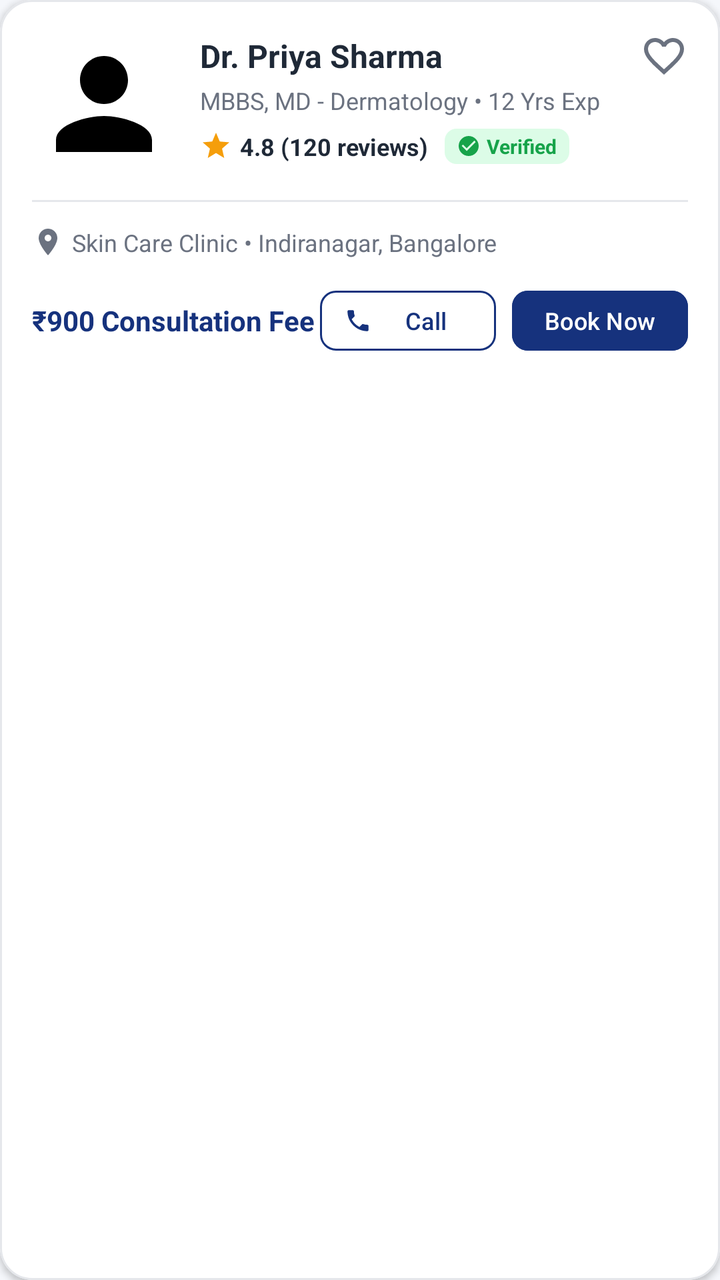
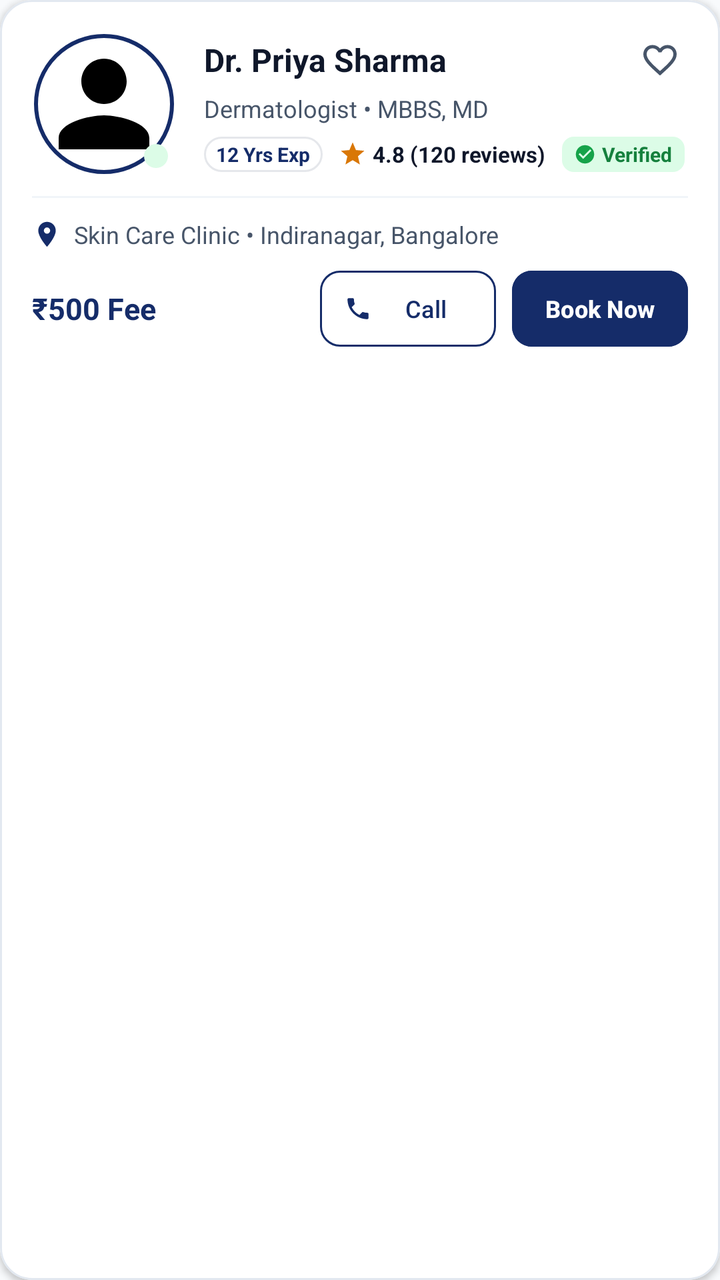

An Android layout rendered at two revisions. The XML below is the earlier revision; the diff shows what the commit changed to produce the second picture.
<!-- AndroidManifest.xml: application theme Theme.CareWell -->
<!-- res/layout/item_doctor_card.xml -->
<?xml version="1.0" encoding="utf-8"?>
<com.google.android.material.card.MaterialCardView xmlns:android="http://schemas.android.com/apk/res/android"
    xmlns:app="http://schemas.android.com/apk/res-auto"
    android:layout_width="match_parent"
    android:layout_height="wrap_content"
    android:layout_marginHorizontal="16dp"
    android:layout_marginVertical="8dp"
    app:cardCornerRadius="16dp"
    app:cardElevation="2dp"
    app:strokeColor="@color/card_stroke"
    app:strokeWidth="1dp"
    app:cardBackgroundColor="@color/surface_white">

    <LinearLayout
        android:layout_width="match_parent"
        android:layout_height="wrap_content"
        android:orientation="vertical"
        android:padding="16dp">

        <LinearLayout
            android:layout_width="match_parent"
            android:layout_height="wrap_content"
            android:orientation="horizontal">

            <com.google.android.material.imageview.ShapeableImageView
                android:id="@+id/iv_doctor"
                android:layout_width="72dp"
                android:layout_height="72dp"
                android:scaleType="centerCrop"
                android:src="@drawable/ic_user"
                app:shapeAppearanceOverlay="@style/ShapeAppearanceOverlay.App.Corner8dp"
                android:contentDescription="Doctor Image" />

            <LinearLayout
                android:layout_width="0dp"
                android:layout_height="wrap_content"
                android:layout_weight="1"
                android:layout_marginStart="12dp"
                android:orientation="vertical">

                <LinearLayout
                    android:layout_width="match_parent"
                    android:layout_height="wrap_content"
                    android:gravity="center_vertical"
                    android:orientation="horizontal">

                    <TextView
                        android:id="@+id/tv_doctor_name"
                        android:layout_width="0dp"
                        android:layout_height="wrap_content"
                        android:layout_weight="1"
                        android:text="Dr. Priya Sharma"
                        android:textColor="@color/text_primary"
                        android:textSize="16sp"
                        android:textStyle="bold" />

                    <ImageView
                        android:id="@+id/iv_favorite"
                        android:layout_width="24dp"
                        android:layout_height="24dp"
                        android:src="@drawable/ic_heart"
                        app:tint="@color/text_secondary"
                        android:contentDescription="Favorite icon" />
                </LinearLayout>

                <TextView
                    android:id="@+id/tv_qualification"
                    android:layout_width="wrap_content"
                    android:layout_height="wrap_content"
                    android:layout_marginTop="2dp"
                    android:text="MBBS, MD - Dermatology • 12 Yrs Exp"
                    android:textColor="@color/text_secondary"
                    android:textSize="12sp" />

                <LinearLayout
                    android:layout_width="match_parent"
                    android:layout_height="wrap_content"
                    android:layout_marginTop="6dp"
                    android:gravity="center_vertical"
                    android:orientation="horizontal">

                    <ImageView
                        android:layout_width="16dp"
                        android:layout_height="16dp"
                        android:src="@drawable/ic_star"
                        android:contentDescription="Rating star" />

                    <TextView
                        android:id="@+id/tv_rating"
                        android:layout_width="wrap_content"
                        android:layout_height="wrap_content"
                        android:layout_marginStart="4dp"
                        android:text="4.8 (120 reviews)"
                        android:textColor="@color/text_primary"
                        android:textSize="12sp"
                        android:textStyle="bold" />

                    <LinearLayout
                        android:id="@+id/ll_verified"
                        android:layout_width="wrap_content"
                        android:layout_height="wrap_content"
                        android:layout_marginStart="8dp"
                        android:background="@drawable/bg_badge_verified"
                        android:paddingHorizontal="6dp"
                        android:paddingVertical="2dp"
                        android:gravity="center_vertical">

                        <ImageView
                            android:layout_width="12dp"
                            android:layout_height="12dp"
                            android:src="@drawable/ic_verified" />

                        <TextView
                            android:layout_width="wrap_content"
                            android:layout_height="wrap_content"
                            android:layout_marginStart="3dp"
                            android:text="Verified"
                            android:textColor="@color/success_green"
                            android:textSize="10sp"
                            android:textStyle="bold" />
                    </LinearLayout>
                </LinearLayout>

            </LinearLayout>

        </LinearLayout>

        <View
            android:layout_width="match_parent"
            android:layout_height="1dp"
            android:layout_marginVertical="12dp"
            android:background="@color/divider" />

        <LinearLayout
            android:layout_width="match_parent"
            android:layout_height="wrap_content"
            android:gravity="center_vertical"
            android:orientation="horizontal">

            <ImageView
                android:layout_width="16dp"
                android:layout_height="16dp"
                android:src="@drawable/ic_location"
                app:tint="@color/text_secondary"
                android:contentDescription="Location icon" />

            <TextView
                android:id="@+id/tv_clinic_location"
                android:layout_width="0dp"
                android:layout_height="wrap_content"
                android:layout_weight="1"
                android:layout_marginStart="4dp"
                android:text="Skin Care Clinic • Indiranagar, Bangalore"
                android:textColor="@color/text_secondary"
                android:textSize="12sp"
                android:maxLines="1"
                android:ellipsize="end" />
        </LinearLayout>

        <LinearLayout
            android:layout_width="match_parent"
            android:layout_height="wrap_content"
            android:layout_marginTop="12dp"
            android:gravity="center_vertical"
            android:orientation="horizontal">

            <TextView
                android:id="@+id/tv_fee"
                android:layout_width="0dp"
                android:layout_height="wrap_content"
                android:layout_weight="1"
                android:text="₹900 Consultation Fee"
                android:textColor="@color/primary"
                android:textSize="14sp"
                android:textStyle="bold" />

            <com.google.android.material.button.MaterialButton
                android:id="@+id/btn_call"
                style="@style/Widget.Material3.Button.OutlinedButton"
                android:layout_width="wrap_content"
                android:layout_height="38dp"
                android:layout_marginEnd="8dp"
                android:text="Call"
                android:textColor="@color/primary"
                android:textSize="12sp"
                app:strokeColor="@color/primary"
                app:strokeWidth="1dp"
                app:cornerRadius="8dp"
                app:icon="@drawable/ic_phone"
                app:iconSize="14dp"
                app:iconTint="@color/primary"
                android:paddingHorizontal="12dp" />

            <com.google.android.material.button.MaterialButton
                android:id="@+id/btn_book_now"
                android:layout_width="wrap_content"
                android:layout_height="38dp"
                android:backgroundTint="@color/primary"
                android:text="Book Now"
                android:textColor="@color/white"
                android:textSize="12sp"
                app:cornerRadius="8dp"
                android:paddingHorizontal="12dp" />
        </LinearLayout>

    </LinearLayout>

</com.google.android.material.card.MaterialCardView>
<!-- resources referenced by this layout -->
<resources>
  <color name="card_stroke">#E5E7EB</color>
  <color name="divider">#E5E7EB</color>
  <color name="primary">#16327D</color>
  <color name="success_green">#16A34A</color>
  <color name="surface_white">#FFFFFF</color>
  <color name="text_primary">#1F2937</color>
  <color name="text_secondary">#6B7280</color>
  <color name="white">#FFFFFF</color>
  <!-- drawable bg_badge_verified (drawable) -->
  <?xml version="1.0" encoding="utf-8"?>
  <shape xmlns:android="http://schemas.android.com/apk/res/android"
      android:shape="rectangle">
      <solid android:color="#DCFCE7" />
      <corners android:radius="6dp" />
  </shape>
  <!-- drawable ic_star (drawable) -->
  <vector xmlns:android="http://schemas.android.com/apk/res/android"
      android:width="24dp"
      android:height="24dp"
      android:viewportWidth="24"
      android:viewportHeight="24">
      <path
          android:fillColor="#F59E0B"
          android:pathData="M12,17.27L18.18,21l-1.64,-7.03L22,9.24l-7.19,-0.61L12,2 9.19,8.63 2,9.24l5.46,4.73L5.82,21z"/>
  </vector>
  <!-- drawable ic_user (drawable) -->
  <vector xmlns:android="http://schemas.android.com/apk/res/android"
      android:width="24dp"
      android:height="24dp"
      android:viewportWidth="24"
      android:viewportHeight="24">
      <path
          android:fillColor="#FF000000"
          android:pathData="M12,12c2.21,0 4,-1.79 4,-4s-1.79,-4 -4,-4 -4,1.79 -4,4 1.79,4 4,4zm0,2c-2.67,0 -8,1.34 -8,4v2h16v-2c0,-2.66 -5.33,-4 -8,-4z"/>
  </vector>
  <!-- drawable ic_verified (drawable) -->
  <vector xmlns:android="http://schemas.android.com/apk/res/android"
      android:width="24dp"
      android:height="24dp"
      android:viewportWidth="24"
      android:viewportHeight="24">
      <path
          android:fillColor="#16A34A"
          android:pathData="M12,2C6.48,2 2,6.48 2,12s4.48,10 10,10 10,-4.48 10,-10S17.52,2 12,2zm-2,15l-5,-5 1.41,-1.41L10,14.17l7.59,-7.59L19,8l-9,9z"/>
  </vector>
  <style name="ShapeAppearanceOverlay.App.Corner8dp" parent="">
          <item name="cornerSize">8dp</item>
      </style>
  <style name="Theme.CareWell" parent="Base.Theme.CareWell" />
  <style name="Base.Theme.CareWell" parent="Theme.Material3.Light.NoActionBar">
          <item name="colorPrimary">@color/primary</item>
          <item name="colorPrimaryVariant">@color/primary_dark</item>
          <item name="colorOnPrimary">@color/white</item>
          <item name="colorSecondary">@color/secondary</item>
          <item name="colorSecondaryVariant">@color/secondary</item>
          <item name="colorOnSecondary">@color/white</item>
          <item name="android:statusBarColor">@color/white</item>
          <item name="android:windowLightStatusBar">true</item>
          <item name="android:windowBackground">@color/background_light</item>
      </style>
  <color name="primary_dark">#0F2359</color>
  <color name="secondary">#3B82F6</color>
  <color name="background_light">#F5F7FB</color>
  <!-- unchanged entries left out for length: 3 -->
</resources>

<!-- the commit's change to res/layout/item_doctor_card.xml (unified diff, before → after) -->
@@ -5,11 +5,11 @@
     android:layout_height="wrap_content"
     android:layout_marginHorizontal="16dp"
     android:layout_marginVertical="8dp"
+    app:cardBackgroundColor="@color/surface_white"
     app:cardCornerRadius="16dp"
     app:cardElevation="2dp"
     app:strokeColor="@color/card_stroke"
-    app:strokeWidth="1dp"
-    app:cardBackgroundColor="@color/surface_white">
+    app:strokeWidth="1dp">
 
     <LinearLayout
         android:layout_width="match_parent"
@@ -22,20 +22,38 @@
             android:layout_height="wrap_content"
             android:orientation="horizontal">
 
-            <com.google.android.material.imageview.ShapeableImageView
-                android:id="@+id/iv_doctor"
-                android:layout_width="72dp"
-                android:layout_height="72dp"
-                android:scaleType="centerCrop"
-                android:src="@drawable/ic_user"
-                app:shapeAppearanceOverlay="@style/ShapeAppearanceOverlay.App.Corner8dp"
-                android:contentDescription="Doctor Image" />
+            <FrameLayout
+                android:layout_width="wrap_content"
+                android:layout_height="wrap_content">
+
+                <com.google.android.material.imageview.ShapeableImageView
+                    android:id="@+id/iv_doctor"
+                    android:layout_width="72dp"
+                    android:layout_height="72dp"
+                    android:contentDescription="Doctor Image"
+                    android:padding="2dp"
+                    android:scaleType="centerCrop"
+                    android:src="@drawable/ic_user"
+                    app:shapeAppearanceOverlay="@style/ShapeAppearanceOverlay.App.Circle"
+                    app:strokeColor="@color/primary"
+                    app:strokeWidth="2dp" />
+
+                
+                <View
+                    android:id="@+id/view_online_status"
+                    android:layout_width="12dp"
+                    android:layout_height="12dp"
+                    android:layout_gravity="bottom|end"
+                    android:layout_marginEnd="4dp"
+                    android:layout_marginBottom="4dp"
+                    android:background="@drawable/bg_badge_verified" />
+            </FrameLayout>
 
             <LinearLayout
                 android:layout_width="0dp"
                 android:layout_height="wrap_content"
+                android:layout_marginStart="14dp"
                 android:layout_weight="1"
-                android:layout_marginStart="12dp"
                 android:orientation="vertical">
 
                 <LinearLayout
@@ -49,6 +67,8 @@
                         android:layout_width="0dp"
                         android:layout_height="wrap_content"
                         android:layout_weight="1"
+                        android:ellipsize="end"
+                        android:maxLines="1"
                         android:text="Dr. Priya Sharma"
                         android:textColor="@color/text_primary"
                         android:textSize="16sp"
@@ -56,11 +76,15 @@
 
                     <ImageView
                         android:id="@+id/iv_favorite"
-                        android:layout_width="24dp"
-                        android:layout_height="24dp"
+                        android:layout_width="28dp"
+                        android:layout_height="28dp"
+                        android:background="?attr/selectableItemBackgroundBorderless"
+                        android:clickable="true"
+                        android:contentDescription="Favorite icon"
+                        android:focusable="true"
+                        android:padding="4dp"
                         android:src="@drawable/ic_heart"
-                        app:tint="@color/text_secondary"
-                        android:contentDescription="Favorite icon" />
+                        app:tint="@color/text_secondary" />
                 </LinearLayout>
 
                 <TextView
@@ -68,7 +92,9 @@
                     android:layout_width="wrap_content"
                     android:layout_height="wrap_content"
                     android:layout_marginTop="2dp"
-                    android:text="MBBS, MD - Dermatology • 12 Yrs Exp"
+                    android:ellipsize="end"
+                    android:maxLines="1"
+                    android:text="Dermatologist • MBBS, MD"
                     android:textColor="@color/text_secondary"
                     android:textSize="12sp" />
 
@@ -79,21 +105,42 @@
                     android:gravity="center_vertical"
                     android:orientation="horizontal">
 
-                    <ImageView
-                        android:layout_width="16dp"
-                        android:layout_height="16dp"
-                        android:src="@drawable/ic_star"
-                        android:contentDescription="Rating star" />
-
+                    
                     <TextView
-                        android:id="@+id/tv_rating"
+                        android:id="@+id/tv_experience"
                         android:layout_width="wrap_content"
                         android:layout_height="wrap_content"
-                        android:layout_marginStart="4dp"
-                        android:text="4.8 (120 reviews)"
-                        android:textColor="@color/text_primary"
-                        android:textSize="12sp"
+                        android:background="@drawable/bg_search_field_elevated"
+                        android:paddingHorizontal="6dp"
+                        android:paddingVertical="2dp"
+                        android:text="12 Yrs Exp"
+                        android:textColor="@color/primary"
+                        android:textSize="10sp"
                         android:textStyle="bold" />
+
+                    <LinearLayout
+                        android:layout_width="wrap_content"
+                        android:layout_height="wrap_content"
+                        android:layout_marginStart="8dp"
+                        android:gravity="center_vertical">
+
+                        <ImageView
+                            android:layout_width="14dp"
+                            android:layout_height="14dp"
+                            android:contentDescription="Rating star"
+                            android:src="@drawable/ic_star"
+                            app:tint="@color/warning_yellow" />
+
+                        <TextView
+                            android:id="@+id/tv_rating"
+                            android:layout_width="wrap_content"
+                            android:layout_height="wrap_content"
+                            android:layout_marginStart="3dp"
+                            android:text="4.8 (120 reviews)"
+                            android:textColor="@color/text_primary"
+                            android:textSize="11sp"
+                            android:textStyle="bold" />
+                    </LinearLayout>
 
                     <LinearLayout
                         android:id="@+id/ll_verified"
@@ -101,13 +148,13 @@
                         android:layout_height="wrap_content"
                         android:layout_marginStart="8dp"
                         android:background="@drawable/bg_badge_verified"
+                        android:gravity="center_vertical"
                         android:paddingHorizontal="6dp"
-                        android:paddingVertical="2dp"
-                        android:gravity="center_vertical">
+                        android:paddingVertical="2dp">
 
                         <ImageView
-                            android:layout_width="12dp"
-                            android:layout_height="12dp"
+                            android:layout_width="11dp"
+                            android:layout_height="11dp"
                             android:src="@drawable/ic_verified" />
 
                         <TextView
@@ -128,7 +175,7 @@
         <View
             android:layout_width="match_parent"
             android:layout_height="1dp"
-            android:layout_marginVertical="12dp"
+            android:layout_marginVertical="10dp"
             android:background="@color/divider" />
 
         <LinearLayout
@@ -138,29 +185,29 @@
             android:orientation="horizontal">
 
             <ImageView
-                android:layout_width="16dp"
-                android:layout_height="16dp"
+                android:layout_width="15dp"
+                android:layout_height="15dp"
+                android:contentDescription="Location icon"
                 android:src="@drawable/ic_location"
-                app:tint="@color/text_secondary"
-                android:contentDescription="Location icon" />
+                app:tint="@color/primary" />
 
             <TextView
                 android:id="@+id/tv_clinic_location"
                 android:layout_width="0dp"
                 android:layout_height="wrap_content"
+                android:layout_marginStart="6dp"
                 android:layout_weight="1"
-                android:layout_marginStart="4dp"
+                android:ellipsize="end"
+                android:maxLines="1"
                 android:text="Skin Care Clinic • Indiranagar, Bangalore"
                 android:textColor="@color/text_secondary"
-                android:textSize="12sp"
-                android:maxLines="1"
-                android:ellipsize="end" />
+                android:textSize="12sp" />
         </LinearLayout>
 
         <LinearLayout
             android:layout_width="match_parent"
             android:layout_height="wrap_content"
-            android:layout_marginTop="12dp"
+            android:layout_marginTop="10dp"
             android:gravity="center_vertical"
             android:orientation="horizontal">
 
@@ -169,9 +216,9 @@
                 android:layout_width="0dp"
                 android:layout_height="wrap_content"
                 android:layout_weight="1"
-                android:text="₹900 Consultation Fee"
+                android:text="₹500 Fee"
                 android:textColor="@color/primary"
-                android:textSize="14sp"
+                android:textSize="15sp"
                 android:textStyle="bold" />
 
             <com.google.android.material.button.MaterialButton
@@ -180,27 +227,32 @@
                 android:layout_width="wrap_content"
                 android:layout_height="38dp"
                 android:layout_marginEnd="8dp"
+                android:insetTop="0dp"
+                android:insetBottom="0dp"
+                android:paddingHorizontal="12dp"
                 android:text="Call"
                 android:textColor="@color/primary"
                 android:textSize="12sp"
-                app:strokeColor="@color/primary"
-                app:strokeWidth="1dp"
-                app:cornerRadius="8dp"
+                app:cornerRadius="10dp"
                 app:icon="@drawable/ic_phone"
                 app:iconSize="14dp"
                 app:iconTint="@color/primary"
-                android:paddingHorizontal="12dp" />
+                app:strokeColor="@color/primary"
+                app:strokeWidth="1dp" />
 
             <com.google.android.material.button.MaterialButton
                 android:id="@+id/btn_book_now"
                 android:layout_width="wrap_content"
                 android:layout_height="38dp"
                 android:backgroundTint="@color/primary"
+                android:insetTop="0dp"
+                android:insetBottom="0dp"
+                android:paddingHorizontal="14dp"
                 android:text="Book Now"
                 android:textColor="@color/white"
                 android:textSize="12sp"
-                app:cornerRadius="8dp"
-                android:paddingHorizontal="12dp" />
+                android:textStyle="bold"
+                app:cornerRadius="10dp" />
         </LinearLayout>
 
     </LinearLayout>
<!-- resource entries referenced after the edit -->
@@ -1,12 +1,13 @@
 <!-- resources referenced by this layout -->
 <resources>
-  <color name="card_stroke">#E5E7EB</color>
-  <color name="divider">#E5E7EB</color>
-  <color name="primary">#16327D</color>
-  <color name="success_green">#16A34A</color>
+  <color name="card_stroke">#E2E8F0</color>
+  <color name="divider">#F1F5F9</color>
+  <color name="primary">#152C69</color>
+  <color name="success_green">#15803D</color>
   <color name="surface_white">#FFFFFF</color>
-  <color name="text_primary">#1F2937</color>
-  <color name="text_secondary">#6B7280</color>
+  <color name="text_primary">#0F172A</color>
+  <color name="text_secondary">#475569</color>
+  <color name="warning_yellow">#D97706</color>
   <color name="white">#FFFFFF</color>
   <!-- drawable bg_badge_verified (drawable) -->
   <?xml version="1.0" encoding="utf-8"?>
@@ -14,6 +15,16 @@
       android:shape="rectangle">
       <solid android:color="#DCFCE7" />
       <corners android:radius="6dp" />
+  </shape>
+  <!-- drawable bg_search_field_elevated (drawable) -->
+  <?xml version="1.0" encoding="utf-8"?>
+  <shape xmlns:android="http://schemas.android.com/apk/res/android"
+      android:shape="rectangle">
+      <solid android:color="#FFFFFF" />
+      <corners android:radius="16dp" />
+      <stroke
+          android:width="1dp"
+          android:color="#E5E7EB" />
   </shape>
   <!-- drawable ic_star (drawable) -->
   <vector xmlns:android="http://schemas.android.com/apk/res/android"
@@ -45,8 +56,8 @@
           android:fillColor="#16A34A"
           android:pathData="M12,2C6.48,2 2,6.48 2,12s4.48,10 10,10 10,-4.48 10,-10S17.52,2 12,2zm-2,15l-5,-5 1.41,-1.41L10,14.17l7.59,-7.59L19,8l-9,9z"/>
   </vector>
-  <style name="ShapeAppearanceOverlay.App.Corner8dp" parent="">
-          <item name="cornerSize">8dp</item>
+  <style name="ShapeAppearanceOverlay.App.Circle" parent="">
+          <item name="cornerSize">50%</item>
       </style>
   <style name="Theme.CareWell" parent="Base.Theme.CareWell" />
   <style name="Base.Theme.CareWell" parent="Theme.Material3.Light.NoActionBar">
@@ -59,10 +70,15 @@
           <item name="android:statusBarColor">@color/white</item>
           <item name="android:windowLightStatusBar">true</item>
           <item name="android:windowBackground">@color/background_light</item>
+          <item name="colorSecondaryContainer">@color/primary_light</item>
+          <item name="colorOnSecondaryContainer">@color/primary</item>
+          <item name="android:navigationBarColor">@color/white</item>
+          <item name="android:windowLightNavigationBar" tools:targetApi="o_mr1">true</item>
       </style>
-  <color name="primary_dark">#0F2359</color>
-  <color name="secondary">#3B82F6</color>
-  <color name="background_light">#F5F7FB</color>
+  <color name="primary_dark">#0D1D47</color>
+  <color name="secondary">#2563EB</color>
+  <color name="background_light">#F8FAFC</color>
+  <color name="primary_light">#EBF1FF</color>
   <!-- unchanged entries left out for length: 3 -->
 </resources>
 
